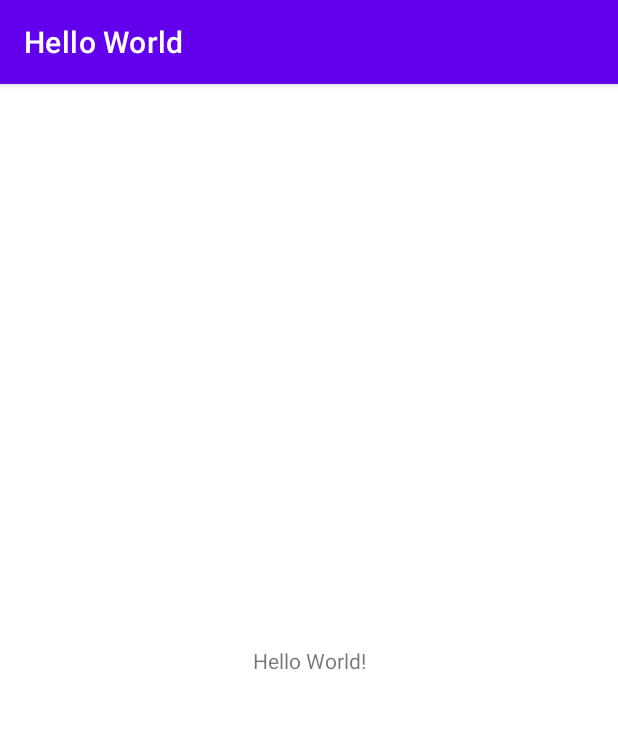
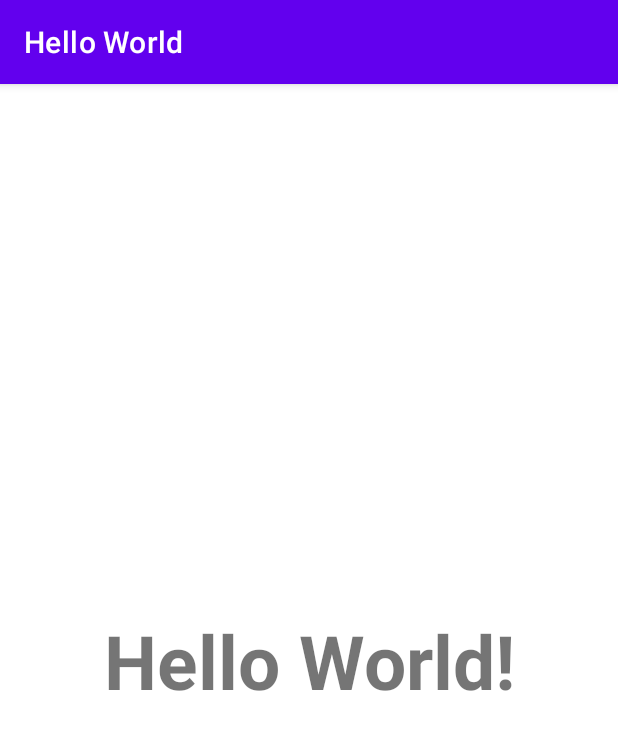
Before and after one commit to EvgenSen/learn-java, an Android app: the screen it shows after launch (MainActivity), on a phone screen of 412 x 824 dp. Shown: the top 730 px of the screen. Run offline under Robolectric (Android 15) with nearby library versions, the phone set to English and light mode, and no system bars.

Commit message:
change text attributes

```diff
--- a/app/src/main/res/layout/activity_main.xml
+++ b/app/src/main/res/layout/activity_main.xml
@@ -10,6 +10,8 @@
         android:layout_width="wrap_content"
         android:layout_height="wrap_content"
         android:text="Hello World!"
+        android:textSize="50dp"
+        android:textStyle="bold"
         app:layout_constraintBottom_toBottomOf="parent"
         app:layout_constraintEnd_toEndOf="parent"
         app:layout_constraintStart_toStartOf="parent"
```
